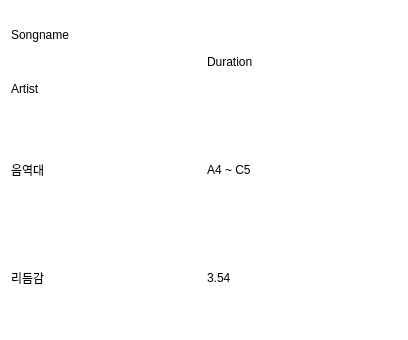
Qt form UI/uiFiles/SongInfo.ui (Hperigee/vocalMaximum) before a commit.
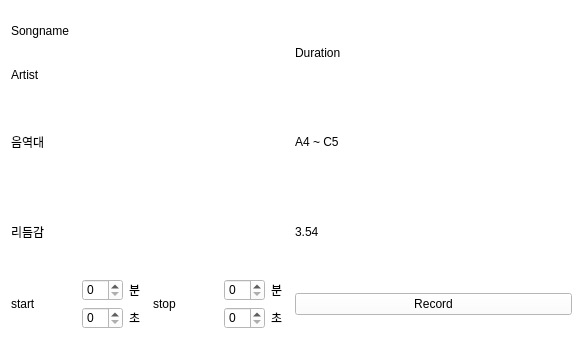
The same form after that commit.

```diff
--- a/UI/uiFiles/SongInfo.ui
+++ b/UI/uiFiles/SongInfo.ui
@@ -6,7 +6,7 @@
    <rect>
     <x>0</x>
     <y>0</y>
-    <width>408</width>
+    <width>583</width>
     <height>340</height>
    </rect>
   </property>
@@ -17,7 +17,7 @@
    <string notr="true">background-color:white;</string>
   </property>
   <layout class="QGridLayout" name="gridLayout_2">
-   <item row="0" column="0">
+   <item row="1" column="0">
     <layout class="QGridLayout" name="gridLayout">
      <item row="2" column="1">
       <widget class="QLabel" name="label_6">
@@ -72,6 +72,98 @@
        </property>
       </widget>
      </item>
+     <item row="3" column="1">
+      <widget class="QPushButton" name="RecordButton">
+       <property name="text">
+        <string>Record</string>
+       </property>
+      </widget>
+     </item>
+     <item row="1" column="0">
+      <widget class="QLabel" name="label_3">
+       <property name="text">
+        <string>음역대</string>
+       </property>
+      </widget>
+     </item>
+     <item row="3" column="0">
+      <layout class="QHBoxLayout" name="DurationSetHbox">
+       <item>
+        <widget class="QLabel" name="StartText">
+         <property name="text">
+          <string>start</string>
+         </property>
+        </widget>
+       </item>
+       <item>
+        <layout class="QGridLayout" name="DurationSetGrid_1">
+         <item row="0" column="1">
+          <widget class="QSpinBox" name="StartSecondValue">
+           <property name="maximum">
+            <number>59</number>
+           </property>
+          </widget>
+         </item>
+         <item row="1" column="1">
+          <widget class="QSpinBox" name="StartMinuteValue">
+           <property name="maximum">
+            <number>59</number>
+           </property>
+          </widget>
+         </item>
+         <item row="1" column="2">
+          <widget class="QLabel" name="StartSecond">
+           <property name="text">
+            <string>초</string>
+           </property>
+          </widget>
+         </item>
+         <item row="0" column="2">
+          <widget class="QLabel" name="StartMinute">
+           <property name="text">
+            <string>분</string>
+           </property>
+          </widget>
+         </item>
+        </layout>
+       </item>
+       <item>
+        <widget class="QLabel" name="StopText">
+         <property name="text">
+          <string>stop</string>
+         </property>
+        </widget>
+       </item>
+       <item>
+        <layout class="QGridLayout" name="DurationSetGrid_2">
+         <item row="1" column="1">
+          <widget class="QLabel" name="StopMinute">
+           <property name="text">
+            <string>초</string>
+           </property>
+          </widget>
+         </item>
+         <item row="0" column="1">
+          <widget class="QLabel" name="StopSecond">
+           <property name="text">
+            <string>분</string>
+           </property>
+          </widget>
+         </item>
+         <item row="0" column="0">
+          <widget class="QSpinBox" name="StopMinuteValue"/>
+         </item>
+         <item row="1" column="0">
+          <widget class="QSpinBox" name="StopSecondValue">
+           <property name="maximum">
+            <number>59</number>
+           </property>
+          </widget>
+         </item>
+        </layout>
+       </item>
+      </layout>
+     </item>
     </layout>
    </item>
   </layout>
```
Left out of the diff: 49 changed lines with no effect on the pictures.
